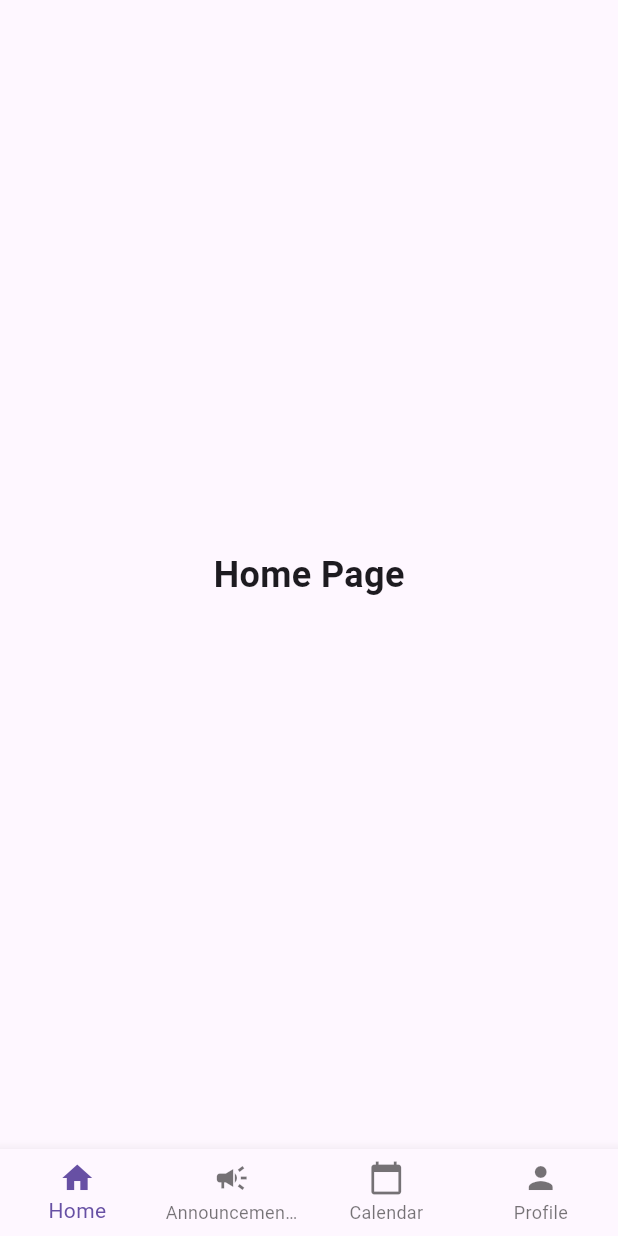
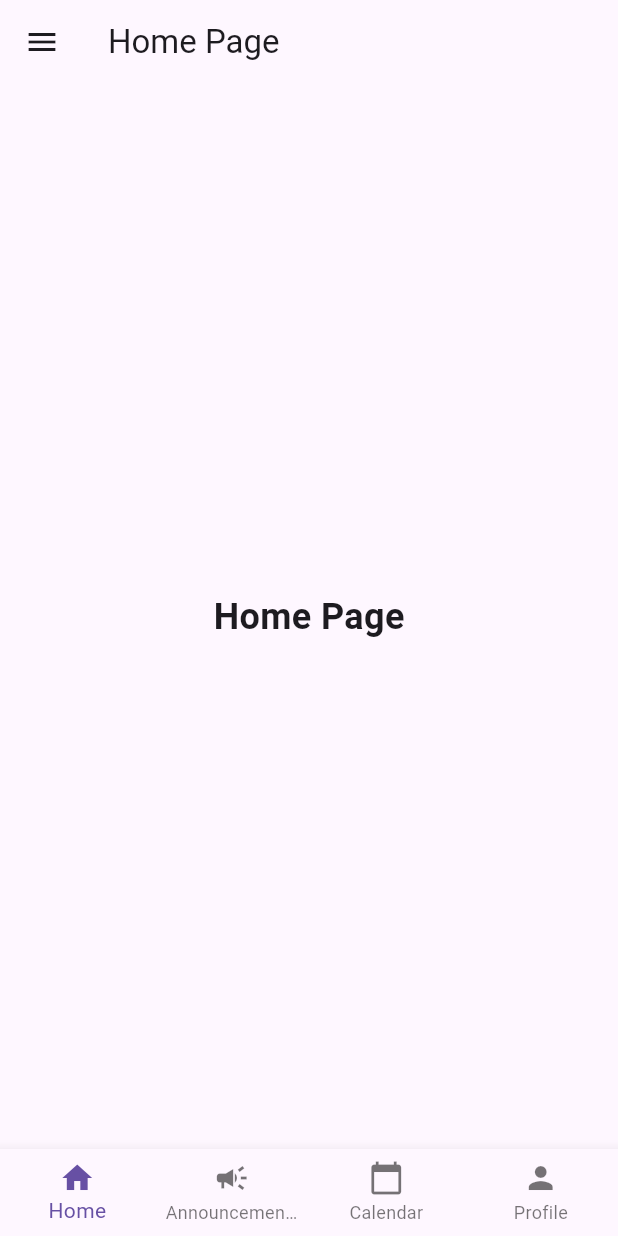
Before and after one commit to theaashaychahande/stvincent_sys_app, a Flutter app: the screen it shows after launch, on a phone screen of 412 x 824 dp. Run offline on Flutter 3.47's test engine with Material 3 defaults, Android fonts, the phone set to English and light mode, and no system bars.

Commit message:
created left side menu sections

```diff
--- a/lib/home_screen.dart
+++ b/lib/home_screen.dart
@@ -1,12 +1,99 @@
 import 'package:flutter/material.dart';
+import 'sections/about_college.dart';
+import 'sections/basic_info.dart';
+import 'sections/programs_offered.dart';
+import 'sections/branches_departments.dart';
+import 'sections/degrees.dart';
 
 class HomeScreen extends StatelessWidget {
   const HomeScreen({super.key});
 
   @override
   Widget build(BuildContext context) {
-    return const Scaffold(
-      body: Center(
+    return Scaffold(
+      appBar: AppBar(
+        title: const Text('Home Page'),
+      ),
+      drawer: Drawer(
+        child: ListView(
+          padding: EdgeInsets.zero,
+          children: [
+            const DrawerHeader(
+              decoration: BoxDecoration(
+                color: Colors.blue,
+              ),
+              child: Text(
+                'SVPCET',
+                style: TextStyle(
+                  color: Colors.white,
+                  fontSize: 24,
+                ),
+              ),
+            ),
+            ListTile(
+              leading: const Icon(Icons.info_outline),
+              title: const Text('About College'),
+              onTap: () {
+                Navigator.push(
+                  context,
+                  MaterialPageRoute(
+                    builder: (context) => const AboutCollegePage(),
+                  ),
+                );
+              },
+            ),
+            ListTile(
+              leading: const Icon(Icons.school),
+              title: const Text('Basic Information'),
+              onTap: () {
+                Navigator.push(
+                  context,
+                  MaterialPageRoute(
+                    builder: (context) => const BasicInfoPage(),
+                  ),
+                );
+              },
+            ),
+            ListTile(
+              leading: const Icon(Icons.menu_book),
+              title: const Text('Programs Offered'),
+              onTap: () {
+                Navigator.push(
+                  context,
+                  MaterialPageRoute(
+                    builder: (context) => const ProgramsOfferedPage(),
+                  ),
+                );
+              },
+            ),
+            ListTile(
+              leading: const Icon(Icons.account_tree),
+              title: const Text('Branches / Departments'),
+              onTap: () {
+                Navigator.push(
+                  context,
+                  MaterialPageRoute(
+                    builder: (context) => const BranchesDepartmentsPage(),
+                  ),
+                );
+              },
+            ),
+            ListTile(
+              leading: const Icon(Icons.workspace_premium),
+              title: const Text('Degrees'),
+              onTap: () {
+                Navigator.push(
+                  context,
+                  MaterialPageRoute(
+                    builder: (context) => const DegreesPage(),
+                  ),
+                );
+              },
+            ),
+          ],
+        ),
+      ),
+      body: const Center(
         child: Text(
           'Home Page',
           style: TextStyle(fontSize: 24, fontWeight: FontWeight.bold),
```
Also changed, not shown: lib/sections/about_college.dart (added, +17 -0 lines), lib/sections/basic_info.dart (added, +17 -0 lines), lib/sections/branches_departments.dart (added, +17 -0 lines), lib/sections/degrees.dart (added, +17 -0 lines), lib/sections/programs_offered.dart (added, +17 -0 lines).
